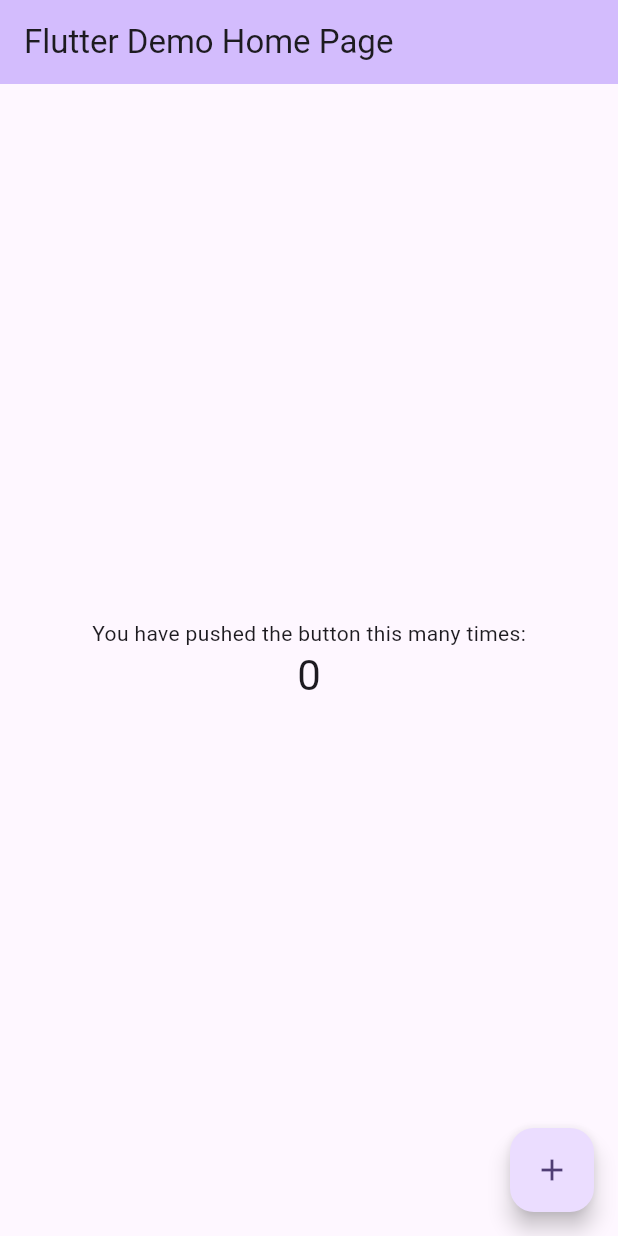
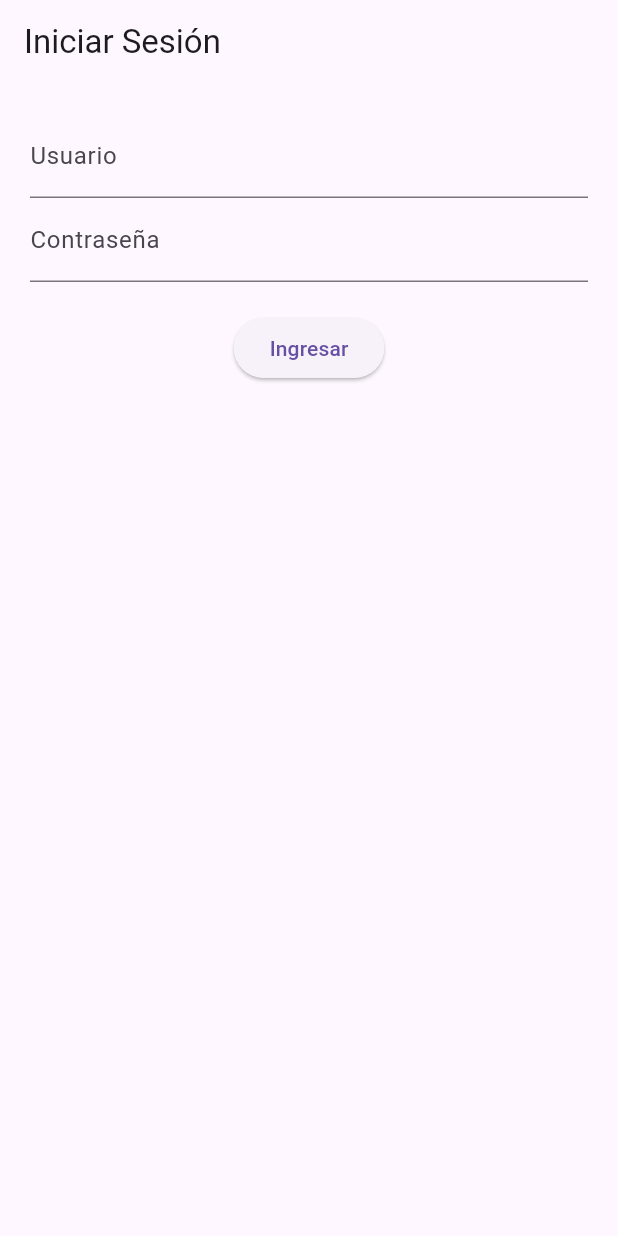
Before and after one commit to NixtonVallejos/proforma_impacto, a Flutter app: the screen it shows after launch, on a phone screen of 412 x 824 dp. Run offline on Flutter 3.47's test engine with Material 3 defaults, Android fonts, the phone set to English and light mode, and no system bars; our stand-ins replace connectivity_plus, dio, flutter_secure_storage; accounts and stored records are empty.

Commit message:
Create home view

```diff
--- /dev/null
+++ b/lib/data/models/user_model.dart
@@ -0,0 +1,52 @@
+class User {
+  final int id;
+  final String firstName;
+  final String secondName;
+  final String firstSurname;
+  final String secondSurname;
+  final String code;
+  final String dni;
+  final String address;
+  final String phoneNumber;
+  final String birthday;
+  final bool isSingle;
+  final bool hasChildren;
+  final String username;
+  final String email;
+
+  User({
+    required this.id,
+    required this.firstName,
+    required this.secondName,
+    required this.firstSurname,
+    required this.secondSurname,
+    required this.code,
+    required this.dni,
+    required this.address,
+    required this.phoneNumber,
+    required this.birthday,
+    required this.isSingle,
+    required this.hasChildren,
+    required this.username,
+    required this.email,
+  });
+
+  factory User.fromJson(Map<String, dynamic> json) {
+    return User(
+      id: json['id'],
+      firstName: json['first_name'],
+      secondName: json['second_name'],
+      firstSurname: json['first_surname'],
+      secondSurname: json['second_surname'],
+      code: json['code'],
+      dni: json['dni'],
+      address: json['address'],
+      phoneNumber: json['phone_number'],
+      birthday: json['birthday'],
+      isSingle: json['is_single'],
+      hasChildren: json['has_children'],
+      username: json['username'],
+      email: json['email'],
+    );
+  }
+}
--- a/lib/main.dart
+++ b/lib/main.dart
@@ -1,65 +1,38 @@
 import 'package:flutter/material.dart';
+import 'package:proforma_impacto/presentation/screens/home_screen.dart';
+import 'package:provider/provider.dart';
+import 'data/repositories/api_service.dart';
+import 'providers/auth_provider.dart';
+import 'presentation/screens/login_screen.dart';
 
 void main() {
-  runApp(const MyApp());
+  runApp(
+    MultiProvider(
+      providers: [
+        ChangeNotifierProvider(create: (_) => AuthProvider(ApiService())),
+      ],
+      child: const MyApp(),
+    ),
+  );
 }
 
 class MyApp extends StatelessWidget {
   const MyApp({super.key});
-
   @override
   Widget build(BuildContext context) {
     return MaterialApp(
-      title: 'Flutter Demo',
-      theme: ThemeData(
-        colorScheme: ColorScheme.fromSeed(seedColor: Colors.deepPurple),
-      ),
-      home: const MyHomePage(title: 'Flutter Demo Home Page'),
+      title: 'Proformas App',
+      theme: ThemeData(useMaterial3: true),
+      debugShowCheckedModeBanner: false,
+      initialRoute: 'home',
+      routes: {
+        '/':          (_) => const LoginScreen(),
+        '/home':      (_) => const HomeScreen(),
+        '/customers': (_) => const Scaffold(body: Center(child: Text("Pantalla Clientes"))),
+        '/inventory': (_) => const Scaffold(body: Center(child: Text("Pantalla Inventario"))),
+        '/stimates':  (_) => const Scaffold(body: Center(child: Text("Pantalla Proformas"))),
+        '/reports':   (_) => const Scaffold(body: Center(child: Text("Pantalla Reportes"))),
+      },
     );
   }
 }
-
-class MyHomePage extends StatefulWidget {
-  const MyHomePage({super.key, required this.title});
-  final String title;
-
-  @override
-  State<MyHomePage> createState() => _MyHomePageState();
-}
-
-class _MyHomePageState extends State<MyHomePage> {
-  int _counter = 0;
-
-  void _incrementCounter() {
-    setState(() {
-      _counter++;
-    });
-  }
-
-  @override
-  Widget build(BuildContext context) {
-    return Scaffold(
-      appBar: AppBar(
-        backgroundColor: Theme.of(context).colorScheme.inversePrimary,
-        title: Text(widget.title),
-      ),
-      body: Center(
-        child: Column(
-          mainAxisAlignment: MainAxisAlignment.center,
-          children: <Widget>[
-            const Text('You have pushed the button this many times:'),
-            Text(
-              '$_counter',
-              style: Theme.of(context).textTheme.headlineMedium,
-            ),
-          ],
-        ),
-      ),
-      floatingActionButton: FloatingActionButton(
-        onPressed: _incrementCounter,
-        tooltip: 'Increment',
-        child: const Icon(Icons.add),
-      ),
-    );
-  }
-}
--- a/lib/presentation/screens/login_screen.dart
+++ b/lib/presentation/screens/login_screen.dart
@@ -0,0 +1,86 @@
+import 'package:flutter/material.dart';
+import 'package:provider/provider.dart';
+import 'package:connectivity_plus/connectivity_plus.dart';
+
+import '../../providers/auth_provider.dart';
+
+class LoginScreen extends StatefulWidget {
+  const LoginScreen({super.key});
+
+  @override
+  State<LoginScreen> createState() => _LoginScreenState();
+}
+
+class _LoginScreenState extends State<LoginScreen> {
+  final usernameController = TextEditingController();
+  final passwordController = TextEditingController();
+  bool isLoading = false;
+
+  @override
+  Widget build(BuildContext context) {
+    final authProvider = Provider.of<AuthProvider>(context);
+
+    return Scaffold(
+      appBar: AppBar(title: const Text("Iniciar Sesión")),
+      body: Padding(
+        padding: const EdgeInsets.all(20.0),
+        child: Column(
+          children: [
+            TextField(
+              controller: usernameController,
+              decoration: const InputDecoration(labelText: "Usuario"),
+            ),
+            TextField(
+              controller: passwordController,
+              obscureText: true,
+              decoration: const InputDecoration(labelText: "Contraseña"),
+            ),
+            const SizedBox(height: 20),
+            ElevatedButton(
+              onPressed: () async {
+                setState(() => isLoading = true);
+
+                final connectivity = await Connectivity().checkConnectivity();
+                if (connectivity.first == ConnectivityResult.none) {
+                  setState(() => isLoading = false);
+                  ScaffoldMessenger.of(context).showSnackBar(
+                    const SnackBar(content: Text("Sin conexión a internet.")),
+                  );
+                  return;
+                }
+                try {
+                  final success = await authProvider.login(
+                    usernameController.text.trim(),
+                    passwordController.text.trim(),
+                  );
+                  setState(() => isLoading = false);
+
+                  if (success) {
+                    Navigator.pushReplacementNamed(context, "/home");
+                  } else {
+                    ScaffoldMessenger.of(context).showSnackBar(
+                      const SnackBar(
+                        content: Text(
+                          "Credenciales incorrectas o sin conexión",
+                        ),
+                      ),
+                    );
+                  }
+                } catch (e) {
+                  setState(() => isLoading = false);
+                  ScaffoldMessenger.of(context).showSnackBar(
+                    const SnackBar(content: Text("Ocurrió un error de red.")),
+                  );
+                }
+              },
+              child:
+                isLoading
+                  ? const CircularProgressIndicator()
+                  : const Text("Ingresar"),
+            ),
+          ],
+        ),
+      ),
+    );
+  }
+}
--- a/lib/providers/auth_provider.dart
+++ b/lib/providers/auth_provider.dart
@@ -0,0 +1,46 @@
+import 'package:flutter/material.dart';
+import 'package:flutter_secure_storage/flutter_secure_storage.dart';
+import '../data/models/user_model.dart';
+import '../data/repositories/api_service.dart';
+
+class AuthProvider with ChangeNotifier {
+  final ApiService apiService;
+  final FlutterSecureStorage _storage = const FlutterSecureStorage();
+
+  String? _token;
+  User? _user;
+
+  AuthProvider(this.apiService);
+
+  String? get token => _token;
+  User? get user => _user;
+  bool get isLoggedIn => _token != null;
+
+  Future<bool> login(String username, String password) async {
+    try {
+      final response = await apiService.login(username, password);
+      if (response != null) {
+        _token = response;
+        await _storage.write(key: 'token', value: _token);
+        // Aquí deberías llamar a un endpoint que devuelva info del usuario si es necesario
+        notifyListeners();
+        return true;
+      }
+    } catch (e) {
+      debugPrint("Login error: $e");
+    }
+    return false;
+  }
+
+  Future<void> logout() async {
+    _token = null;
+    _user = null;
+    await _storage.deleteAll();
+    notifyListeners();
+  }
+
+  Future<void> loadToken() async {
+    _token = await _storage.read(key: 'token');
+    notifyListeners();
+  }
+}
--- a/pubspec.yaml
+++ b/pubspec.yaml
@@ -35,6 +35,9 @@ dependencies:
   # Use with the CupertinoIcons class for iOS style icons.
   cupertino_icons: ^1.0.8
   dio: ^5.8.0+1
+  flutter_secure_storage: ^9.2.4
+  provider: ^6.1.4
+  connectivity_plus: ^6.1.3
 
 dev_dependencies:
   flutter_test:
```
Also changed, not shown: lib/presentation/screens/home_screen.dart (added, +59 -0 lines), pubspec.lock.
